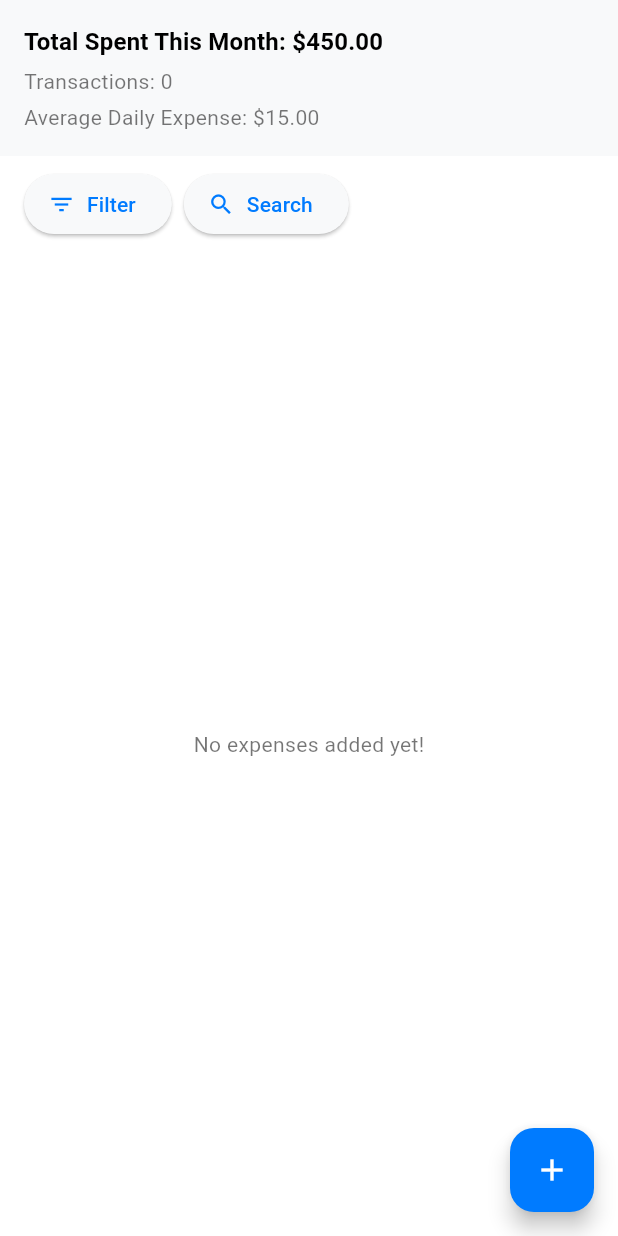
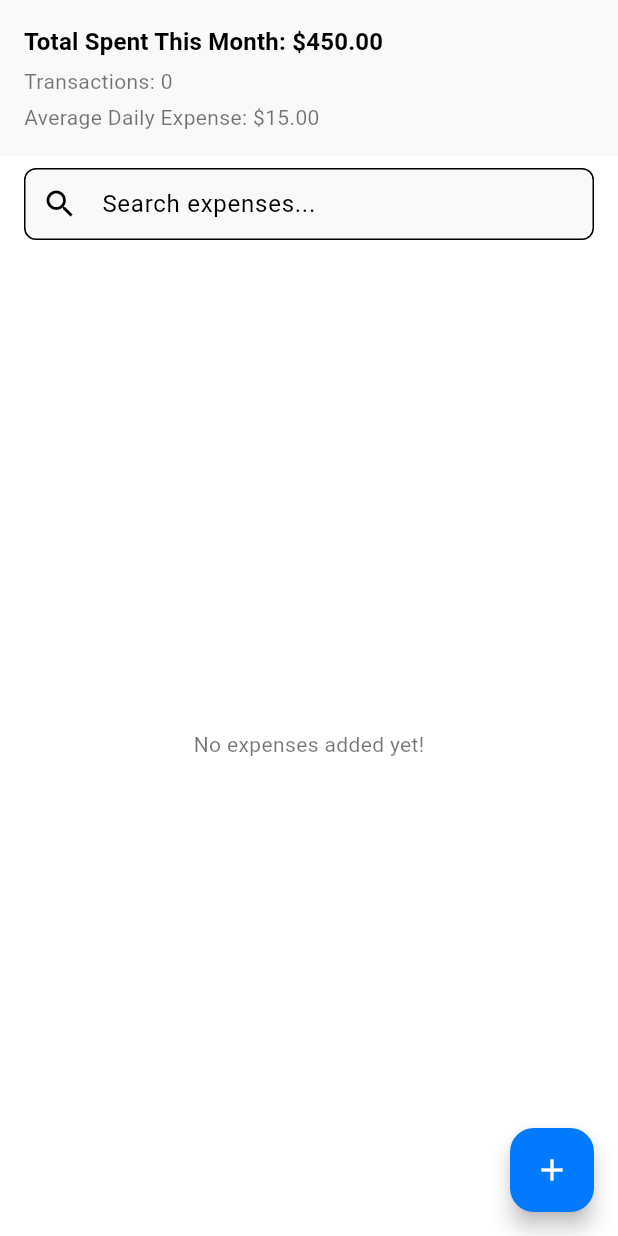
Before and after one commit to Soli1065/BudgetBuddy, a Flutter app: the ExpenseScreen screen opened directly, on a phone screen of 412 x 824 dp. Run offline on Flutter 3.47's test engine with Material 3 defaults, Android fonts, the phone set to English and light mode, and no system bars; our stand-ins replace dio, flutter_riverpod.

Commit message:
#expense screen

```diff
--- a/lib/src/features/expense/presentation/pages/expense_screen.dart
+++ b/lib/src/features/expense/presentation/pages/expense_screen.dart
@@ -13,7 +13,6 @@ class ExpenseScreen extends ConsumerWidget {
     final expenses = ref.watch(expenseProvider);
 
     return Scaffold(
-      // No AppBar here because it's handled in base_screen
       body: Column(
         children: [
           // 1) Expanded Summary Section
@@ -24,7 +23,6 @@ class ExpenseScreen extends ConsumerWidget {
             child: Column(
               crossAxisAlignment: CrossAxisAlignment.start,
               children: [
-                // Example: total spent, date range, etc.
                 Text(
                   'Total Spent This Month: \$450.00',
                   style: Theme.of(context).textTheme.titleMedium?.copyWith(
@@ -37,8 +35,6 @@ class ExpenseScreen extends ConsumerWidget {
                   style: Theme.of(context).textTheme.bodyMedium,
                 ),
                 const SizedBox(height: 4),
-                // Could be more financial info:
-                // e.g., 'Average Daily Expense', 'Highest Category', etc.
                 Text(
                   'Average Daily Expense: \$15.00',
                   style: Theme.of(context).textTheme.bodyMedium,
@@ -47,28 +43,22 @@ class ExpenseScreen extends ConsumerWidget {
             ),
           ),
 
-          // 2) Row for Filter & Search Buttons (below summary)
+          // 2) Search Field (in place of filter/search buttons)
           Padding(
             padding: const EdgeInsets.symmetric(horizontal: 16, vertical: 8),
-            child: Row(
-              children: [
-                ElevatedButton.icon(
-                  icon: const Icon(Icons.filter_list),
-                  label: const Text('Filter'),
-                  onPressed: () {
-                    // TODO: Implement filter logic
-                  },
+            child: TextField(
+              decoration: InputDecoration(
+                contentPadding: const EdgeInsets.symmetric(horizontal: 12, vertical: 12),
+                hintText: 'Search expenses...',
+                prefixIcon: const Icon(Icons.search),
+                border: OutlineInputBorder(
+                  borderRadius: BorderRadius.circular(8),
                 ),
-                const SizedBox(width: 8),
-                ElevatedButton.icon(
-                  icon: const Icon(Icons.search),
-                  label: const Text('Search'),
-                  onPressed: () {
-                    // TODO: Implement search logic
-                  },
-                ),
-                // Add more buttons or dropdowns if desired
-              ],
+              ),
+              onChanged: (value) {
+                // TODO: Implement actual search logic
+                // e.g., ref.read(expenseProvider.notifier).searchExpenses(value);
+              },
             ),
           ),
 
```
